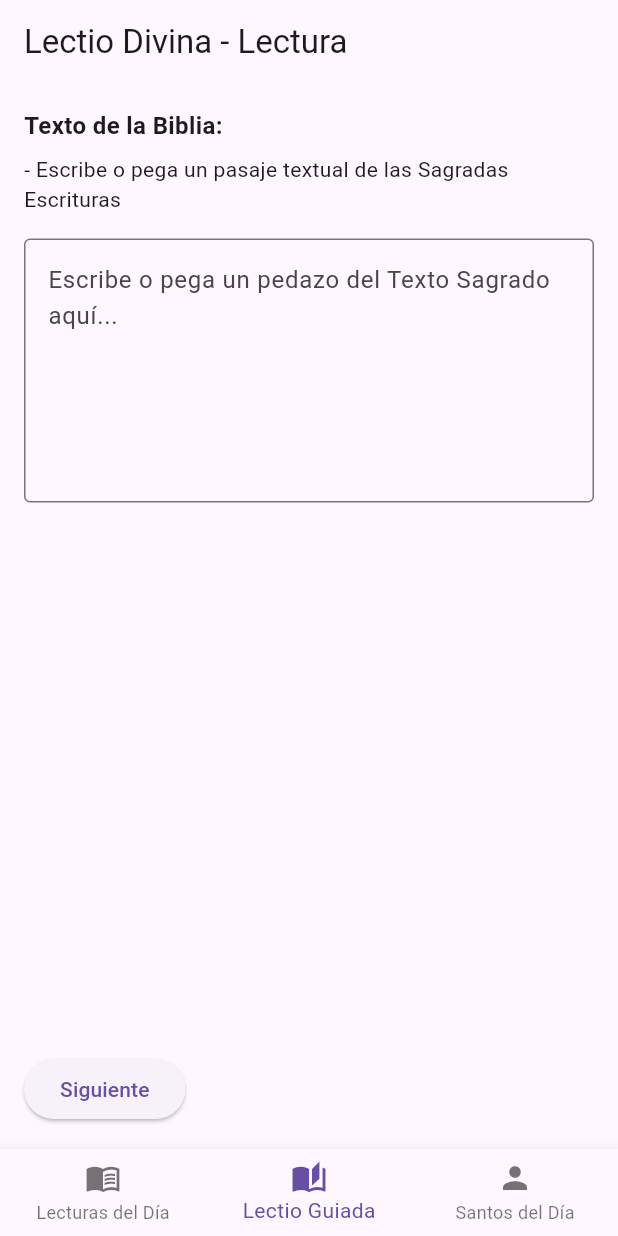
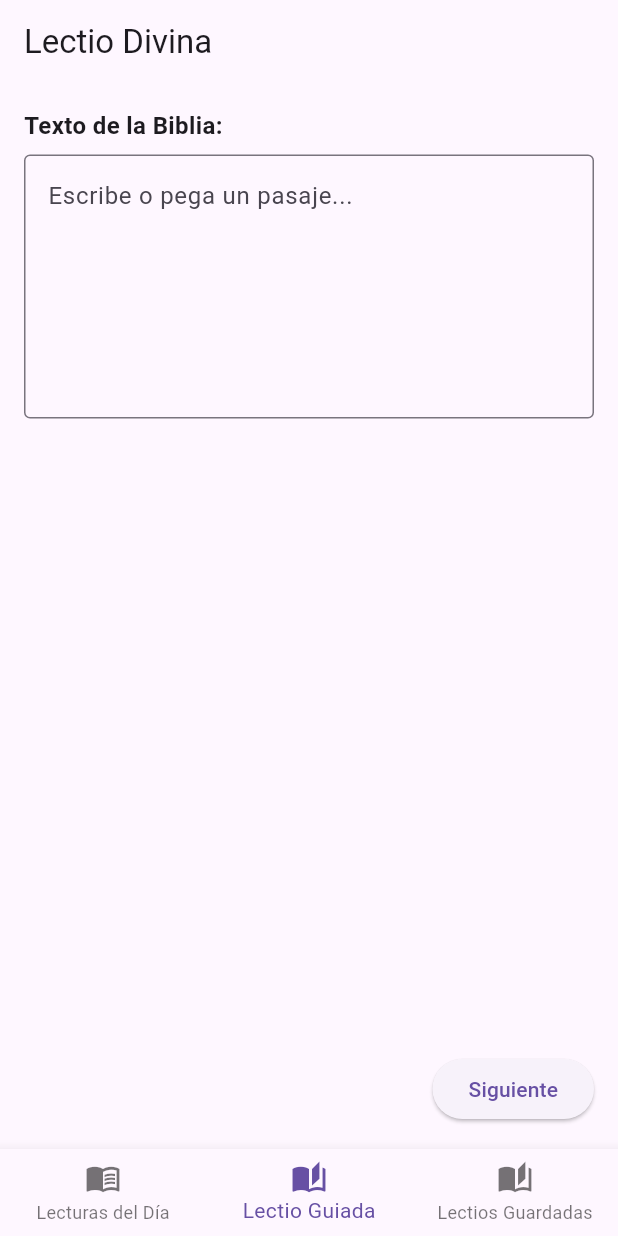
Before and after one commit to lfelipemarin/lectio-app, a Flutter app: the screen it shows once a user with an empty profile is signed in, item 2 of the bottom bar chosen, on a phone screen of 412 x 824 dp. Run offline on Flutter 3.47's test engine with Material 3 defaults, Android fonts, the phone set to English and light mode, and no system bars; our stand-ins replace cloud_firestore, firebase_auth, firebase_core, flutter_riverpod, google_sign_in; accounts and stored records are empty; network calls fail.

Commit message:
Saving and reading lectios

```diff
--- a/lib/main.dart
+++ b/lib/main.dart
@@ -25,7 +25,7 @@
 }
 
 class AuthChecker extends StatelessWidget {
-  const AuthChecker({Key? key}) : super(key: key);
+  const AuthChecker({super.key});
 
   @override
   Widget build(BuildContext context) {
--- a/lib/models/lectio_model.dart
+++ b/lib/models/lectio_model.dart
@@ -0,0 +1,46 @@
+import 'package:cloud_firestore/cloud_firestore.dart';
+
+class LectioModel {
+  final String userId;
+  final String lectio;
+  final String meditatio;
+  final String oratio;
+  final String actio;
+  final String createdAt;
+  final String updatedAt;
+  final bool completedActio;
+  final bool reminder;
+
+  // Add this field to store the document snapshot
+  final DocumentSnapshot? documentSnapshot;
+
+  LectioModel({
+    required this.userId,
+    required this.lectio,
+    required this.meditatio,
+    required this.oratio,
+    required this.actio,
+    required this.createdAt,
+    required this.updatedAt,
+    required this.completedActio,
+    required this.reminder,
+    this.documentSnapshot, // Optional field
+  });
+
+  factory LectioModel.fromFirestore(DocumentSnapshot doc) {
+    final data = doc.data() as Map<String, dynamic>;
+
+    return LectioModel(
+      userId: data['userId'] ?? '',
+      lectio: data['lectio'] ?? '',
+      meditatio: data['meditatio'] ?? '',
+      oratio: data['oratio'] ?? '',
+      actio: data['actio'] ?? '',
+      createdAt: data['createdAt'] ?? '',
+      updatedAt: data['updatedAt'] ?? '',
+      completedActio: data['completedActio'] ?? false,
+      reminder: data['reminder'] ?? false,
+      documentSnapshot: doc, // Store the snapshot
+    );
+  }
+}
--- /dev/null
+++ b/lib/providers/auth_provider.dart
@@ -0,0 +1,9 @@
+import 'dart:developer';
+
+import 'package:firebase_auth/firebase_auth.dart';
+import 'package:flutter_riverpod/flutter_riverpod.dart';
+
+// Provider para el usuario autenticado
+final authUserProvider = StreamProvider<User?>((ref) {
+  return FirebaseAuth.instance.authStateChanges();
+});
--- a/lib/views/authenticated_page.dart
+++ b/lib/views/authenticated_page.dart
@@ -1,23 +1,25 @@
 import 'package:flutter/material.dart';
 import 'package:lectio_app/views/daily_readings_page.dart';
 import 'package:lectio_app/views/guided_lectio_divina_page.dart';
-import 'package:lectio_app/views/saints_page.dart';
+import 'package:lectio_app/views/lectios/lectio_list_page.dart';
 
 class AuthenticatedPage extends StatefulWidget {
-  const AuthenticatedPage({Key? key}) : super(key: key);
+  const AuthenticatedPage({super.key});
 
   @override
-  _AuthenticatedPageState createState() => _AuthenticatedPageState();
+  AuthenticatedPageState createState() => AuthenticatedPageState();
 }
 
-class _AuthenticatedPageState extends State<AuthenticatedPage> {
+class AuthenticatedPageState extends State<AuthenticatedPage> {
   int _selectedIndex = 0;
 
   // Las pantallas que se mostrarán en cada pestaña
   final List<Widget> _pages = [
     const DailyReadingsPage(),
     const GuidedLectioDivinaPage(),
-    const SaintsPage(),
+    LectioListPage()
+    // TODO: Implement daily saints page
+    // const SaintsPage(),
   ];
 
   void _onItemTapped(int index) {
@@ -41,9 +43,14 @@ class _AuthenticatedPageState extends State<AuthenticatedPage> {
             label: 'Lectio Guiada',
           ),
           BottomNavigationBarItem(
-            icon: Icon(Icons.person),
-            label: 'Santos del Día',
+            icon: Icon(Icons.auto_stories),
+            label: 'Lectios Guardadas',
           ),
+          // TODO: Implement daily saints page
+          // BottomNavigationBarItem(
+          //   icon: Icon(Icons.person),
+          //   label: 'Santos del Día',
+          // ),
         ],
         currentIndex: _selectedIndex,
         onTap: _onItemTapped,
--- a/lib/views/authentication_page.dart
+++ b/lib/views/authentication_page.dart
@@ -6,10 +6,10 @@ class AuthenticationPage extends StatefulWidget {
   const AuthenticationPage({super.key});
 
   @override
-  _AuthenticationPageState createState() => _AuthenticationPageState();
+  AuthenticationPageState createState() => AuthenticationPageState();
 }
 
-class _AuthenticationPageState extends State<AuthenticationPage> {
+class AuthenticationPageState extends State<AuthenticationPage> {
   final TextEditingController _emailController = TextEditingController();
   final TextEditingController _passwordController = TextEditingController();
 
--- a/lib/views/daily_readings_page.dart
+++ b/lib/views/daily_readings_page.dart
@@ -1,16 +1,15 @@
 import 'package:flutter/material.dart';
 import 'package:flutter_riverpod/flutter_riverpod.dart';
 import '../viewmodels/daily_readings_viewmodel.dart'; // Adjust as necessary
-import 'dart:developer' as developer;
 
 class DailyReadingsPage extends ConsumerStatefulWidget {
   const DailyReadingsPage({super.key});
 
   @override
-  _DailyReadingsPageState createState() => _DailyReadingsPageState();
+  DailyReadingsPageState createState() => DailyReadingsPageState();
 }
 
-class _DailyReadingsPageState extends ConsumerState<DailyReadingsPage> {
+class DailyReadingsPageState extends ConsumerState<DailyReadingsPage> {
   String _selectedDate = DateTime.now().toIso8601String().substring(0, 10); // Default date
 
   @override
--- a/lib/views/guided_lectio_divina_page.dart
+++ b/lib/views/guided_lectio_divina_page.dart
@@ -1,47 +1,87 @@
+import 'package:firebase_auth/firebase_auth.dart';
 import 'package:flutter/material.dart';
+import 'package:flutter_riverpod/flutter_riverpod.dart';
+import 'package:lectio_app/services/lectio_service.dart';
+import 'package:lectio_app/providers/auth_provider.dart';
+import 'package:lectio_app/views/authenticated_page.dart';
 
-class GuidedLectioDivinaPage extends StatefulWidget {
+class GuidedLectioDivinaPage extends ConsumerStatefulWidget {
   const GuidedLectioDivinaPage({super.key});
 
   @override
   _GuidedLectioDivinaPageState createState() => _GuidedLectioDivinaPageState();
 }
 
-class _GuidedLectioDivinaPageState extends State<GuidedLectioDivinaPage> {
+class _GuidedLectioDivinaPageState extends ConsumerState<GuidedLectioDivinaPage> {
+  final LectioService _lectioService = LectioService();
+
   int _currentStage = 0;
-  final TextEditingController _sacredTextController = TextEditingController();
-  final TextEditingController _meditationNotesController =
-      TextEditingController();
-  final TextEditingController _prayerController = TextEditingController();
-  final TextEditingController _contemplationController =
-      TextEditingController();
-  final TextEditingController _commitmentController = TextEditingController();
 
-  final List<String> _stages = [
-    'Lectura',
-    'Meditación',
-    'Oración',
-    'Contemplación',
-    'Compromiso',
-  ];
+  final TextEditingController _actioController = TextEditingController();
+  final TextEditingController _lectioController = TextEditingController();
+  final TextEditingController _meditationNotesController = TextEditingController();
+  final TextEditingController _oratioController = TextEditingController();
+
+  final bool _completedActio = false;
+  bool _reminder = false;
+
+  void _saveLectio(User user) async {
+    try {
+      await _lectioService.saveLectio(
+        userId: user.email,
+        actio: _actioController.text,
+        completedActio: _completedActio,
+        createdAt: DateTime.now().toIso8601String(),
+        lectio: _lectioController.text,
+        meditatio: _meditationNotesController.text,
+        oratio: _oratioController.text,
+        reminder: _reminder,
+        updatedAt: DateTime.now().toIso8601String(),
+      );
+      ScaffoldMessenger.of(context).showSnackBar(
+        const SnackBar(content: Text('Lectio guardada exitosamente')),
+      );
+
+      // Schedule navigation after the current frame
+      WidgetsBinding.instance.addPostFrameCallback((_) {
+        // Navigator.pop(context);
+        Navigator.pushReplacement(
+          context,
+          MaterialPageRoute(builder: (context) => const AuthenticatedPage()),
+        );// or Navigator.pushReplacement(...) if needed
+      });
+    } catch (e) {
+      ScaffoldMessenger.of(context).showSnackBar(
+        SnackBar(content: Text('Error al guardar la lectio: $e')),
+      );
+    }
+  }
+
+
 
   @override
   Widget build(BuildContext context) {
+    // Escuchar el estado del usuario autenticado
+    final authUser = ref.watch(authUserProvider);
+
     return Scaffold(
       appBar: AppBar(
-        title: Text('Lectio Divina - ${_stages[_currentStage]}'),
+        title: const Text('Lectio Divina'),
       ),
-      body: Padding(
+      body: authUser.when(
+        data: (user) {
+          if (user == null) {
+            return const Center(
+              child: Text('No estás autenticado'),
+            );
+          }
+          return Padding(
             padding: const EdgeInsets.all(16.0),
             child: Column(
               crossAxisAlignment: CrossAxisAlignment.start,
               children: [
-            Expanded(
-              child:
-                  _buildStageContent(), // Construye el contenido según la etapa
-            ),
+                Expanded(child: _buildStageContent()),
                 Row(
-              mainAxisAlignment: MainAxisAlignment.spaceBetween,
                   children: [
                     if (_currentStage > 0)
                       ElevatedButton(
@@ -52,7 +92,8 @@ class _GuidedLectioDivinaPageState extends State<GuidedLectioDivinaPage> {
                         },
                         child: const Text('Anterior'),
                       ),
-                if (_currentStage < _stages.length - 1)
+                    const Spacer(), // Este espacio empuja el siguiente botón hacia la derecha
+                    if (_currentStage < 3)
                       ElevatedButton(
                         onPressed: () {
                           setState(() {
@@ -61,28 +102,27 @@ class _GuidedLectioDivinaPageState extends State<GuidedLectioDivinaPage> {
                         },
                         child: const Text('Siguiente'),
                       ),
-                if (_currentStage == _stages.length - 1)
+                    if (_currentStage == 3)
                       ElevatedButton(
-                    onPressed: () {
-                      // Acción final para guardar todo o procesar los datos
-                      ScaffoldMessenger.of(context).showSnackBar(
-                        const SnackBar(
-                            content: Text('Lectio Divina finalizada.')),
-                      );
-                    },
-                    child: const Text('Finalizar'),
+                        onPressed: () => _saveLectio(user),
+                        child: const Text('Guardar Lectio'),
                       ),
                   ],
                 ),
               ],
             ),
+          );
+        },
+        loading: () => const Center(child: CircularProgressIndicator()),
+        error: (error, _) => Center(child: Text('Error: $error')),
       ),
     );
   }
 
+
   Widget _buildStageContent() {
     switch (_currentStage) {
-      case 0: // Lectura
+      case 0:
         return Column(
           crossAxisAlignment: CrossAxisAlignment.start,
           children: [
@@ -91,119 +131,98 @@ class _GuidedLectioDivinaPageState extends State<GuidedLectioDivinaPage> {
               style: TextStyle(fontSize: 16, fontWeight: FontWeight.bold),
             ),
             const SizedBox(height: 8),
-            const Text(
-                '- Escribe o pega un pasaje textual de las Sagradas Escrituras'),
-            const SizedBox(height: 16),
             TextField(
-              controller: _sacredTextController,
+              controller: _lectioController,
               maxLines: 6,
               decoration: const InputDecoration(
                 border: OutlineInputBorder(),
-                hintText: 'Escribe o pega un pedazo del Texto Sagrado aquí...',
+                hintText: 'Escribe o pega un pasaje...',
               ),
             ),
           ],
         );
-      case 1: // Meditación
+      case 1:
         return Column(
           crossAxisAlignment: CrossAxisAlignment.start,
           children: [
             const Text(
-              'Preguntas reflexivas:',
+              'Meditación:',
               style: TextStyle(fontSize: 16, fontWeight: FontWeight.bold),
             ),
             const SizedBox(height: 8),
-            const Text('- ¿Qué palabra o frase resuena más contigo?'),
-            const Text('- ¿Qué te está diciendo Dios en este pasaje?'),
-            const SizedBox(height: 16),
             TextField(
               controller: _meditationNotesController,
               maxLines: 6,
               decoration: const InputDecoration(
                 border: OutlineInputBorder(),
-                hintText: 'Escribe tus reflexiones aquí...',
+                hintText: 'Escribe tus reflexiones...',
               ),
             ),
           ],
         );
-      case 2: // Oración
+      case 2:
         return Column(
           crossAxisAlignment: CrossAxisAlignment.start,
           children: [
             const Text(
-              'Guía para la oración:',
+              'Oración:',
               style: TextStyle(fontSize: 16, fontWeight: FontWeight.bold),
             ),
             const SizedBox(height: 8),
-            const Text(
-                'Habla con Dios en tus propias palabras sobre lo que te ha inspirado este pasaje.'),
-            const SizedBox(height: 16),
             TextField(
-              controller: _prayerController,
+              controller: _oratioController,
               maxLines: 6,
               decoration: const InputDecoration(
                 border: OutlineInputBorder(),
-                hintText: 'Escribe tu oración aquí...',
+                hintText: 'Escribe tu oración...',
               ),
             ),
           ],
         );
-      case 3: // Contemplación
+      case 3:
         return Column(
           crossAxisAlignment: CrossAxisAlignment.start,
           children: [
             const Text(
-              'Reflexión en silencio:',
+              'Actio:',
               style: TextStyle(fontSize: 16, fontWeight: FontWeight.bold),
             ),
             const SizedBox(height: 8),
-            const Text(
-                'Pasa unos momentos en silencio ante la presencia de Dios, dejando que el pasaje transforme tu corazón.'),
-            const SizedBox(height: 16),
             TextField(
-              controller: _contemplationController,
+              controller: _actioController,
               maxLines: 6,
               decoration: const InputDecoration(
                 border: OutlineInputBorder(),
-                hintText: 'Escribe tus pensamientos finales aquí...',
+                hintText: 'Escribe tu compromiso...',
               ),
             ),
+            const SizedBox(height: 16),
+            Row(
+              children: [
+                const Text('¿Recordatorio?'),
+                Checkbox(
+                  value: _reminder,
+                  onChanged: (value) {
+                    setState(() {
+                      _reminder = value ?? false;
+                    });
+                  },
+                ),
               ],
-        );
-      case 4: // Compromiso
-        return Column(
-          crossAxisAlignment: CrossAxisAlignment.start,
-          children: [
-            const Text(
-              'Compromiso práctico:',
-              style: TextStyle(fontSize: 16, fontWeight: FontWeight.bold),
-            ),
-            const SizedBox(height: 8),
-            const Text(
-                'Escribe cómo vas a aplicar este mensaje en tu vida diaria.'),
-            const SizedBox(height: 16),
-            TextField(
-              controller: _commitmentController,
-              maxLines: 6,
-              decoration: const InputDecoration(
-                border: OutlineInputBorder(),
-                hintText: 'Describe tu compromiso aquí...',
-              ),
             ),
           ],
         );
       default:
-        return const Text('Etapa desconocida.');
+        return const SizedBox.shrink();
     }
   }
 
     @override
   void dispose() {
-    _sacredTextController.dispose();
+    _lectioController.dispose();
     _meditationNotesController.dispose();
-    _prayerController.dispose();
-    _contemplationController.dispose();
-    _commitmentController.dispose();
+    _oratioController.dispose();
+    _actioController.dispose();
     super.dispose();
   }
 }
```
Also changed, not shown: lib/providers/lectio_provider.dart (added, +110 -0 lines), lib/services/lectio_service.dart (added, +69 -0 lines), lib/views/home_page.dart (deleted, +0 -52 lines), lib/views/lectios/lectio_list_page.dart (added, +135 -0 lines), lib/views/lectios/lectios_state.dart (added, +34 -0 lines). Lines whose indentation alone changed are shown as unchanged.
